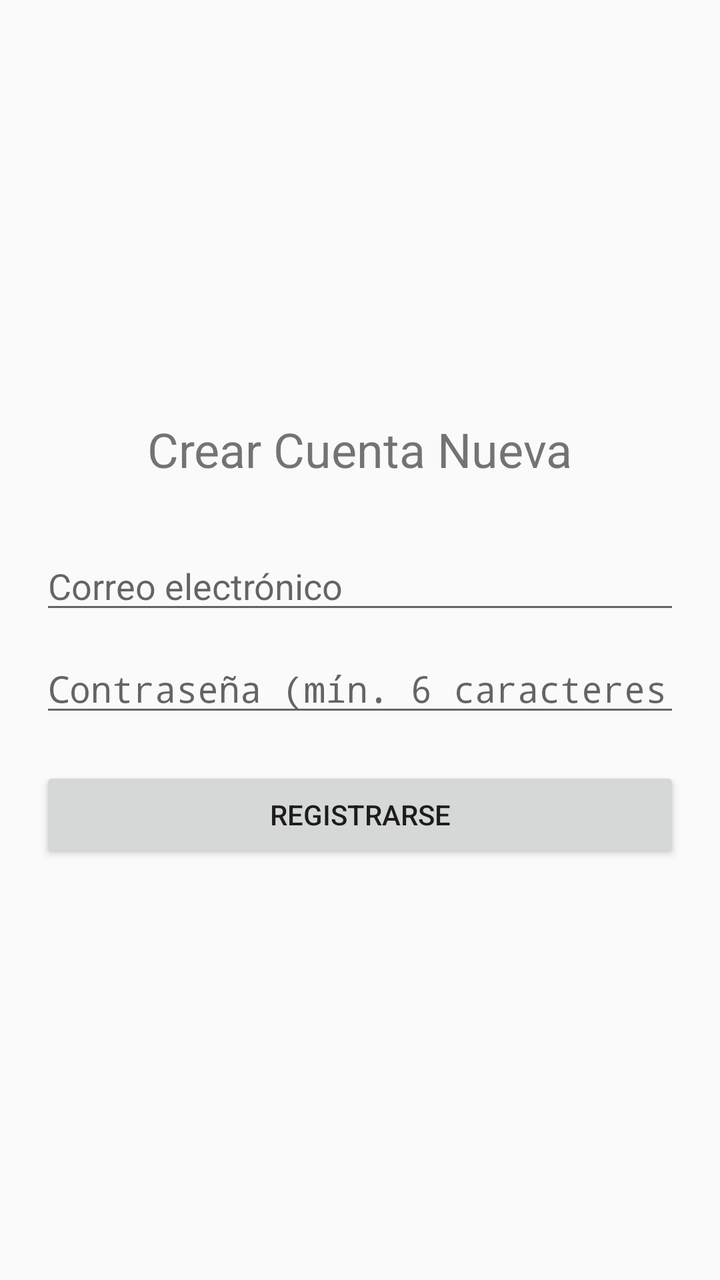
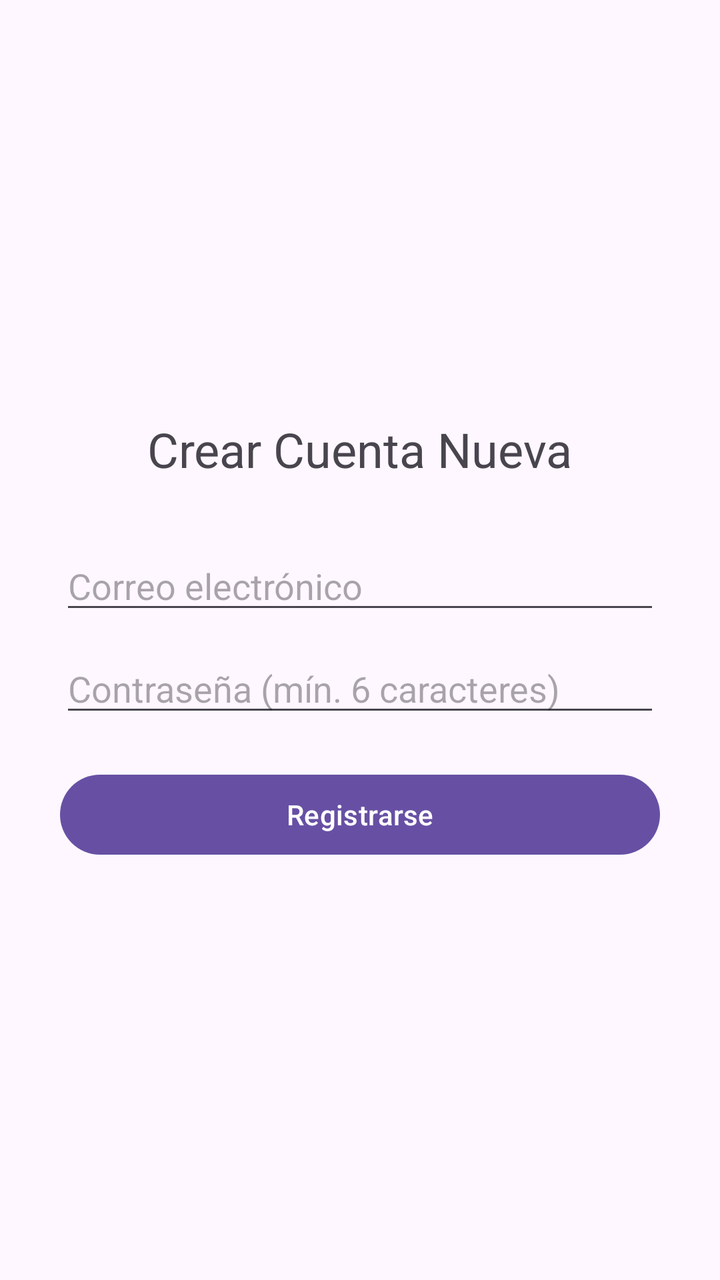

Compare the two renders of this Android layout. The source of the first and the diff that turns it into the second are given below.
<!-- AndroidManifest.xml: application theme Theme.QuestApp -->
<!-- res/layout/activity_register.xml -->
<?xml version="1.0" encoding="utf-8"?>
<LinearLayout xmlns:android="http://schemas.android.com/apk/res/android"
    android:layout_width="match_parent"
    android:layout_height="match_parent"
    android:orientation="vertical"
    android:padding="20dp"
    android:gravity="center">

    <TextView
        android:layout_width="wrap_content"
        android:layout_height="wrap_content"
        android:text="Crear Cuenta Nueva"
        android:textSize="24sp"
        android:layout_marginBottom="30dp"/>

    <EditText
        android:id="@+id/et_register_email"
        android:layout_width="match_parent"
        android:layout_height="wrap_content"
        android:hint="Correo electrónico"
        android:inputType="textEmailAddress" />

    <EditText
        android:id="@+id/et_register_password"
        android:layout_width="match_parent"
        android:layout_height="wrap_content"
        android:hint="Contraseña (mín. 6 caracteres)"
        android:inputType="textPassword"
        android:layout_marginTop="10dp" />

    <Button
        android:id="@+id/btn_register_confirm"
        android:layout_width="match_parent"
        android:layout_height="wrap_content"
        android:text="Registrarse"
        android:layout_marginTop="20dp" />

</LinearLayout>
<!-- resources referenced by this layout -->
<resources>
  <style name="Theme.QuestApp" parent="Theme.AppCompat.Light.DarkActionBar">
          
      </style>
</resources>

<!-- the commit's change to res/layout/activity_register.xml (unified diff, before → after) -->
@@ -1,9 +1,10 @@
 <?xml version="1.0" encoding="utf-8"?>
 <LinearLayout xmlns:android="http://schemas.android.com/apk/res/android"
+    android:id="@+id/main"
     android:layout_width="match_parent"
     android:layout_height="match_parent"
     android:orientation="vertical"
-    android:padding="20dp"
+    android:padding="30dp"
     android:gravity="center">
 
     <TextView
<!-- resource entries referenced after the edit -->
@@ -1,7 +1,6 @@
 <!-- resources referenced by this layout -->
 <resources>
-  <style name="Theme.QuestApp" parent="Theme.AppCompat.Light.DarkActionBar">
-          
+  <style name="Theme.QuestApp" parent="Theme.Material3.DayNight.NoActionBar">
       </style>
 </resources>
 
